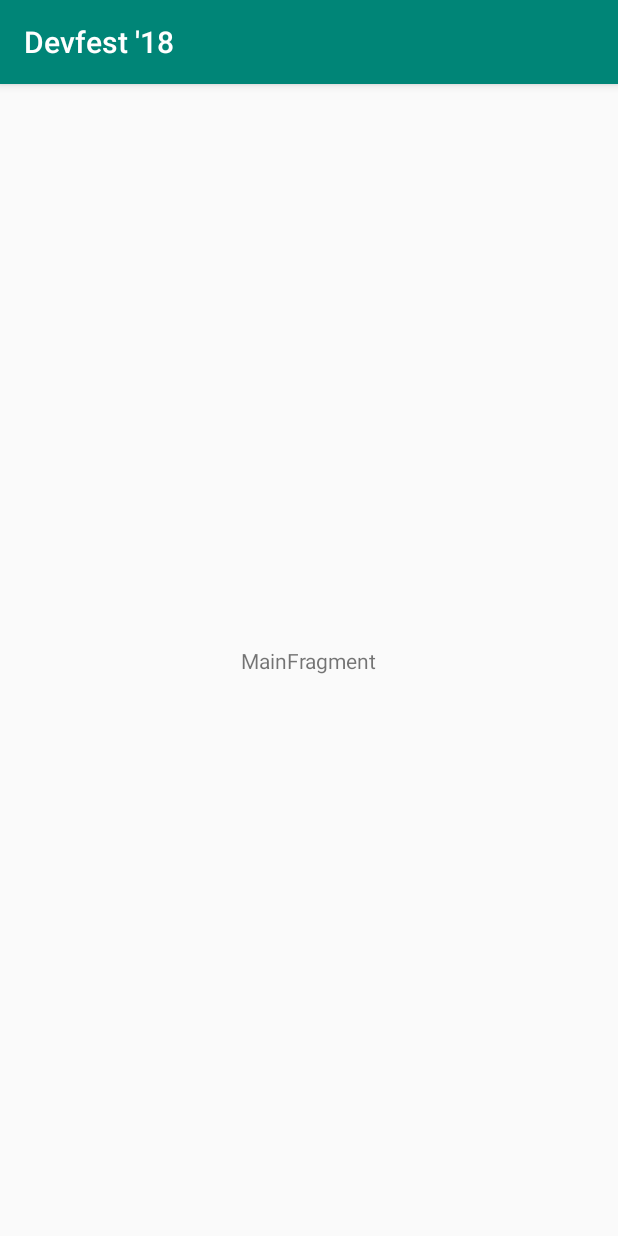
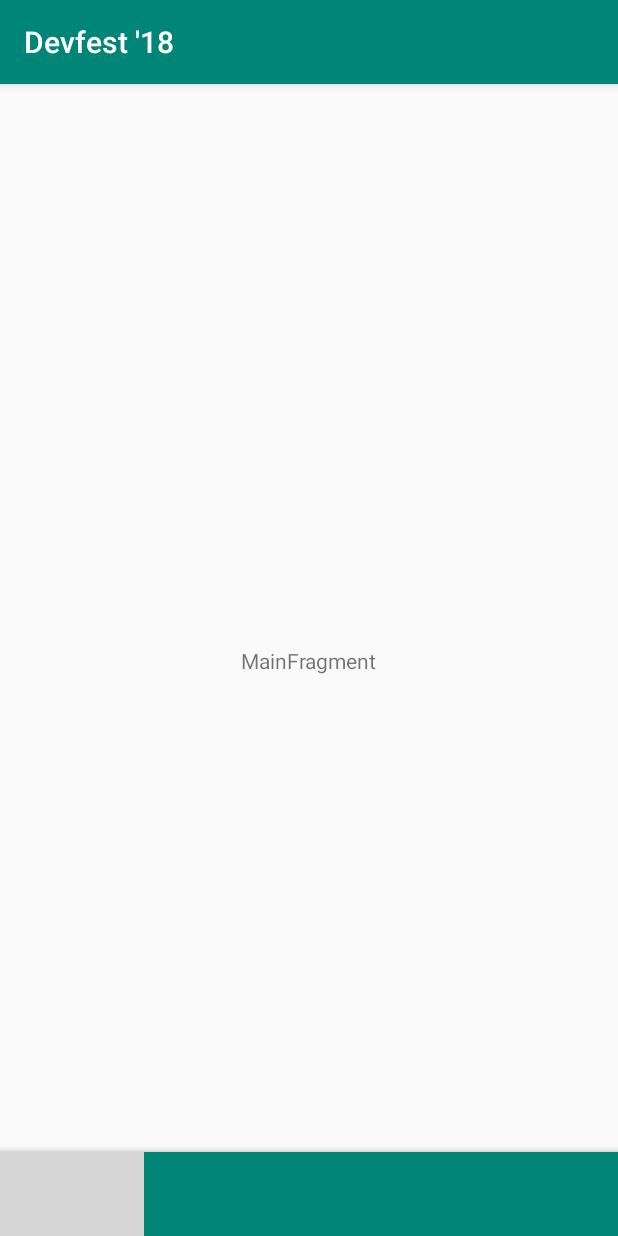
Before and after one commit to GDGVIT/Devfest-18-Android, an Android app: the screen it shows after launch (MainActivity), on a phone screen of 412 x 824 dp. Run offline under Robolectric (Android 15) with nearby library versions, the light colour scheme and no system bars; our stand-ins replace Dagger/Hilt's generated code; grey boxes are pictures that could not be loaded.

Commit message:
add bottom appbar and bottom navigation

```diff
--- a/app/src/main/java/com/dscvit/android/devfest18/DevfestApp.kt
+++ b/app/src/main/java/com/dscvit/android/devfest18/DevfestApp.kt
@@ -1,7 +1,7 @@
 package com.dscvit.android.devfest18
 
 import android.app.Activity
-import android.support.v7.app.AppCompatActivity
+import androidx.appcompat.app.AppCompatActivity
 import android.app.Application
 import com.dscvit.android.devfest18.di.AppInjector
 import dagger.android.DispatchingAndroidInjector
--- a/app/src/main/java/com/dscvit/android/devfest18/di/key/ViewModelKey.kt
+++ b/app/src/main/java/com/dscvit/android/devfest18/di/key/ViewModelKey.kt
@@ -1,6 +1,6 @@
 package com.dscvit.android.devfest18.di.key
 
-import android.arch.lifecycle.ViewModel
+import androidx.lifecycle.ViewModel
 import dagger.MapKey
 import kotlin.reflect.KClass
 
--- a/app/src/main/java/com/dscvit/android/devfest18/di/module/ViewModelModule.kt
+++ b/app/src/main/java/com/dscvit/android/devfest18/di/module/ViewModelModule.kt
@@ -1,7 +1,7 @@
 package com.dscvit.android.devfest18.di.module
 
-import android.arch.lifecycle.ViewModel
-import android.arch.lifecycle.ViewModelProvider
+import androidx.lifecycle.ViewModel
+import androidx.lifecycle.ViewModelProvider
 import com.dscvit.android.devfest18.di.key.ViewModelKey
 import com.dscvit.android.devfest18.ui.FactoryViewModel
 import com.dscvit.android.devfest18.ui.main.MainViewModel
--- a/app/src/main/java/com/dscvit/android/devfest18/ui/FactoryViewModel.kt
+++ b/app/src/main/java/com/dscvit/android/devfest18/ui/FactoryViewModel.kt
@@ -1,7 +1,7 @@
 package com.dscvit.android.devfest18.ui
 
-import android.arch.lifecycle.ViewModel
-import android.arch.lifecycle.ViewModelProvider
+import androidx.lifecycle.ViewModel
+import androidx.lifecycle.ViewModelProvider
 import javax.inject.Inject
 import javax.inject.Provider
 import javax.inject.Singleton
--- a/app/src/main/java/com/dscvit/android/devfest18/ui/main/MainFragment.kt
+++ b/app/src/main/java/com/dscvit/android/devfest18/ui/main/MainFragment.kt
@@ -1,7 +1,7 @@
 package com.dscvit.android.devfest18.ui.main
 
 import android.os.Bundle
-import android.support.v4.app.Fragment
+import androidx.fragment.app.Fragment
 import android.view.LayoutInflater
 import android.view.View
 import android.view.ViewGroup
--- a/app/src/main/java/com/dscvit/android/devfest18/ui/main/MainViewModel.kt
+++ b/app/src/main/java/com/dscvit/android/devfest18/ui/main/MainViewModel.kt
@@ -1,6 +1,6 @@
 package com.dscvit.android.devfest18.ui.main
 
-import android.arch.lifecycle.ViewModel
+import androidx.lifecycle.ViewModel
 
 class MainViewModel : ViewModel() {
     // TODO: Implement the ViewModel
--- a/app/src/main/res/layout/main_activity.xml
+++ b/app/src/main/res/layout/main_activity.xml
@@ -1,7 +1,47 @@
 <?xml version="1.0" encoding="utf-8"?>
-<FrameLayout xmlns:android="http://schemas.android.com/apk/res/android"
-    xmlns:tools="http://schemas.android.com/tools"
-    android:id="@+id/container"
-    android:layout_width="match_parent"
-    android:layout_height="match_parent"
-    tools:context=".MainActivity" />
+<androidx.constraintlayout.widget.ConstraintLayout xmlns:android="http://schemas.android.com/apk/res/android"
+xmlns:app="http://schemas.android.com/apk/res-auto"
+xmlns:tools="http://schemas.android.com/tools"
+android:layout_width="match_parent"
+android:layout_height="match_parent"
+tools:context=".MainActivity">
+
+    <FrameLayout
+        android:id="@+id/container"
+        android:layout_width="match_parent"
+        android:layout_height="match_parent"
+        tools:context=".MainActivity"
+        app:layout_constraintBottom_toBottomOf="parent"
+        app:layout_constraintLeft_toLeftOf="parent"
+        app:layout_constraintRight_toRightOf="parent"
+        app:layout_constraintTop_toTopOf="parent" />
+
+    <androidx.coordinatorlayout.widget.CoordinatorLayout
+        android:layout_width="match_parent"
+        android:layout_height="match_parent"
+        app:layout_constraintBottom_toBottomOf="parent"
+        app:layout_constraintEnd_toEndOf="parent"
+        app:layout_constraintStart_toStartOf="parent"
+        app:layout_constraintTop_toTopOf="parent">
+
+        <com.google.android.material.bottomappbar.BottomAppBar
+            android:id="@+id/bottom_app_bar"
+            style="@style/Widget.MaterialComponents.BottomAppBar"
+            android:layout_width="match_parent"
+            android:layout_height="wrap_content"
+            android:layout_gravity="bottom"
+            app:backgroundTint="@color/colorPrimary"
+            app:fabAlignmentMode="center"
+            app:navigationIcon="@drawable/ic_menu_black_24dp" />
+
+
+        <!--<com.google.android.material.floatingactionbutton.FloatingActionButton-->
+        <!--android:id="@+id/fab"-->
+        <!--android:layout_width="wrap_content"-->
+        <!--android:layout_height="wrap_content"-->
+        <!--android:src="@drawable/ic_menu_black_24dp"-->
+        <!--app:layout_anchor="@id/bottom_app_bar" />-->
+
+    </androidx.coordinatorlayout.widget.CoordinatorLayout>
+
+</androidx.constraintlayout.widget.ConstraintLayout>
--- a/app/src/main/res/layout/main_fragment.xml
+++ b/app/src/main/res/layout/main_fragment.xml
@@ -1,5 +1,5 @@
 <?xml version="1.0" encoding="utf-8"?>
-<android.support.constraint.ConstraintLayout xmlns:android="http://schemas.android.com/apk/res/android"
+<androidx.constraintlayout.widget.ConstraintLayout xmlns:android="http://schemas.android.com/apk/res/android"
     xmlns:app="http://schemas.android.com/apk/res-auto"
     xmlns:tools="http://schemas.android.com/tools"
     android:id="@+id/main"
@@ -17,4 +17,4 @@
         app:layout_constraintStart_toStartOf="parent"
         app:layout_constraintTop_toTopOf="parent" />
 
-</android.support.constraint.ConstraintLayout>
+</androidx.constraintlayout.widget.ConstraintLayout>
--- a/build.gradle
+++ b/build.gradle
@@ -7,7 +7,7 @@ buildscript {
         jcenter()
     }
     dependencies {
-        classpath 'com.android.tools.build:gradle:3.2.0-beta03'
+        classpath 'com.android.tools.build:gradle:3.2.0-rc03'
         classpath "org.jetbrains.kotlin:kotlin-gradle-plugin:$kotlin_version"
         classpath "android.arch.navigation:navigation-safe-args-gradle-plugin:1.0.0-alpha01"
 
@@ -20,6 +20,9 @@ allprojects {
     repositories {
         google()
         jcenter()
+        maven {
+            url "https://maven.google.com"
+        }
     }
 }
 
--- a/gradle.properties
+++ b/gradle.properties
@@ -6,6 +6,8 @@
 # http://www.gradle.org/docs/current/userguide/build_environment.html
 # Specifies the JVM arguments used for the daemon process.
 # The setting is particularly useful for tweaking memory settings.
+android.enableJetifier=true
+android.useAndroidX=true
 org.gradle.jvmargs=-Xmx1536m
 # When configured, Gradle will run in incubating parallel mode.
 # This option should only be used with decoupled projects. More details, visit
```
Also changed, not shown: app/build.gradle (+15 -12 lines), app/src/main/java/com/dscvit/android/devfest18/MainActivity.kt (+19 -7 lines), app/src/main/java/com/dscvit/android/devfest18/di/AppInjector.kt (+4 -4 lines), app/src/main/res/values/styles.xml (+14 -0 lines).
